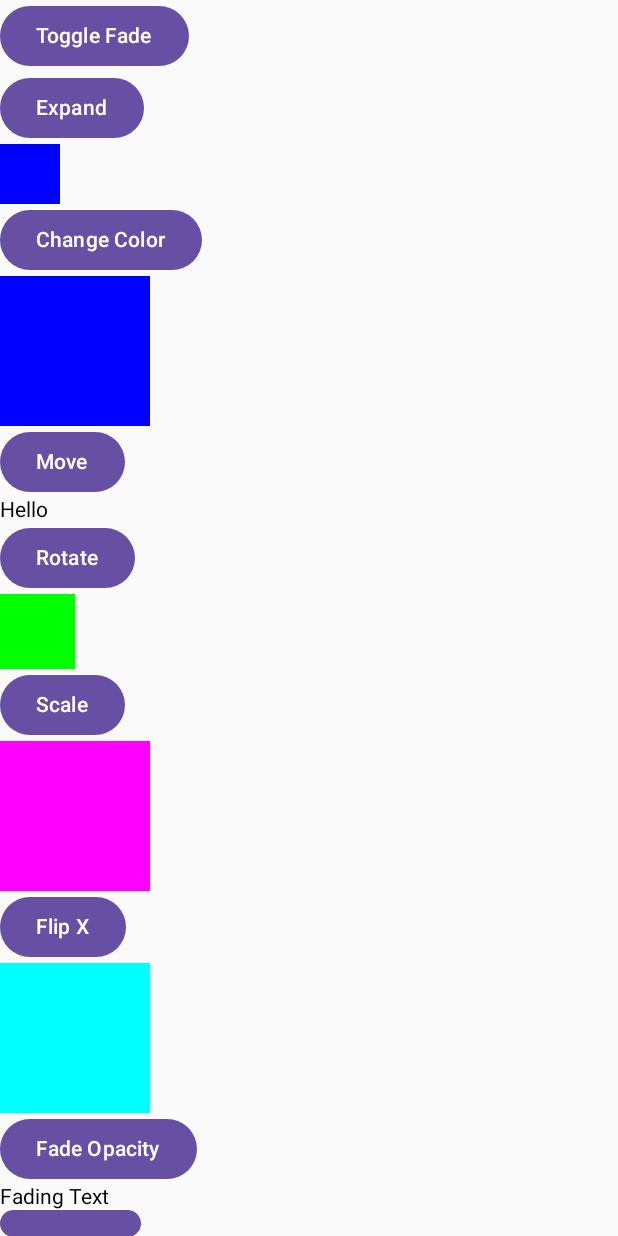
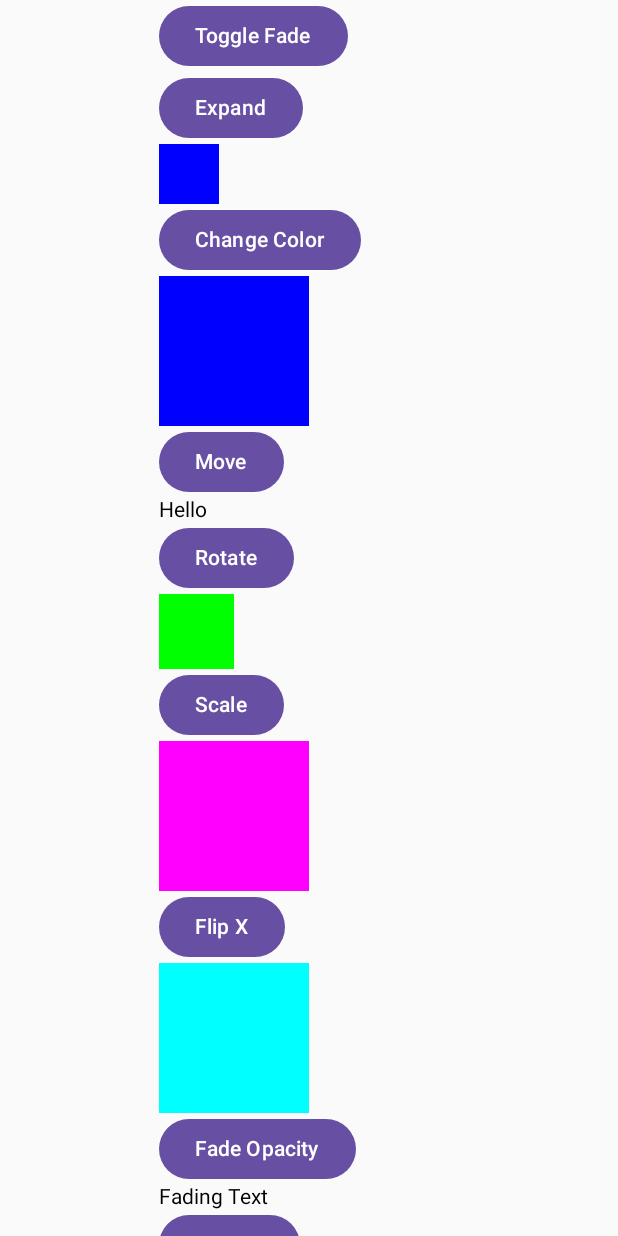
Before and after one commit to entaku0818/AudioMasterAndroid, an Android app built with Jetpack Compose: the AnimationDemoActivity screen opened directly, with no data from a screen before it, on a phone screen of 412 x 824 dp. Run offline under Robolectric (Android 15) with nearby library versions, the phone set to English and light mode, and no system bars.

Commit message:
add AnimationDemoActivity

```diff
--- a/app/src/main/java/com/example/myapplication/ui/AnimationDemoActivity.kt
+++ b/app/src/main/java/com/example/myapplication/ui/AnimationDemoActivity.kt
@@ -8,14 +8,18 @@ import androidx.compose.animation.core.*
 import androidx.compose.foundation.background
 import androidx.compose.foundation.layout.Box
 import androidx.compose.foundation.layout.Column
+import androidx.compose.foundation.layout.fillMaxWidth
 import androidx.compose.foundation.layout.offset
 import androidx.compose.foundation.layout.padding
 import androidx.compose.foundation.layout.size
+import androidx.compose.foundation.rememberScrollState
+import androidx.compose.foundation.verticalScroll
 import androidx.compose.material3.Button
 import androidx.compose.material3.Card
 import androidx.compose.material3.CardDefaults.cardElevation
 import androidx.compose.material3.Text
 import androidx.compose.runtime.*
+import androidx.compose.ui.Alignment
 import androidx.compose.ui.Modifier
 import androidx.compose.ui.draw.alpha
 import androidx.compose.ui.draw.rotate
@@ -38,6 +42,11 @@ class AnimationDemoActivity : ComponentActivity() {
             var raised by remember { mutableStateOf(false) }
             var currentState by remember { mutableStateOf(true) }
 
+            val scrollState = rememberScrollState()
+            Column(
+                modifier = Modifier.verticalScroll(scrollState).fillMaxWidth(),
+                horizontalAlignment = Alignment.CenterHorizontally
+            ) {
                 Column {
                     // Existing animations
                     Button(onClick = { visible = !visible }) {
@@ -112,5 +121,7 @@ class AnimationDemoActivity : ComponentActivity() {
                     }
                 }
             }
+
         }
     }
+}
```
Lines whose indentation alone changed are shown as unchanged.
